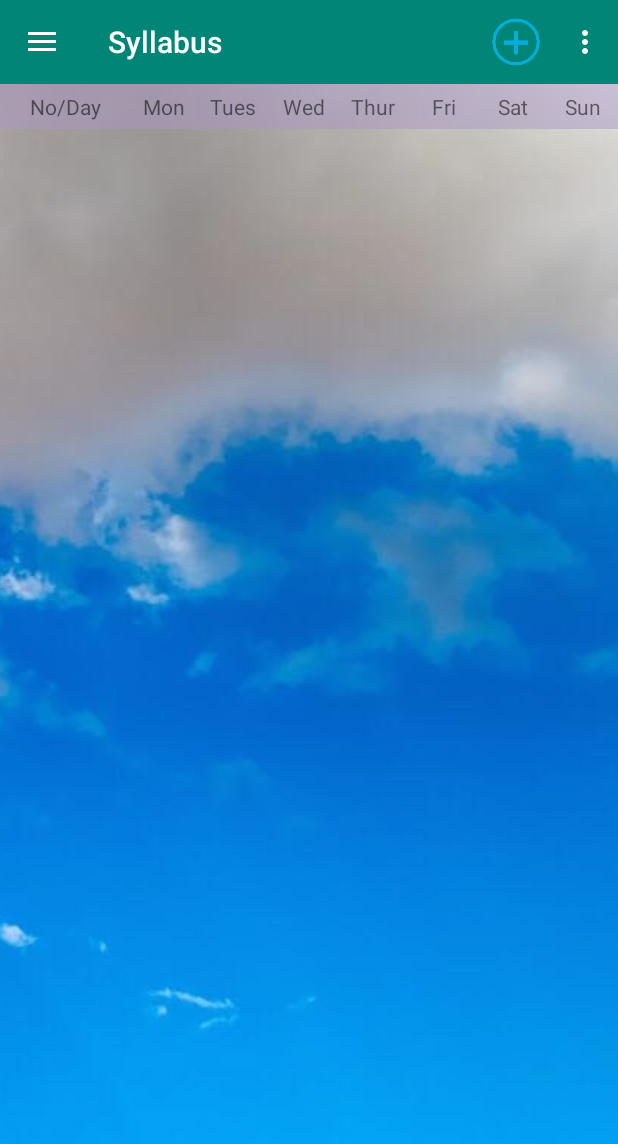
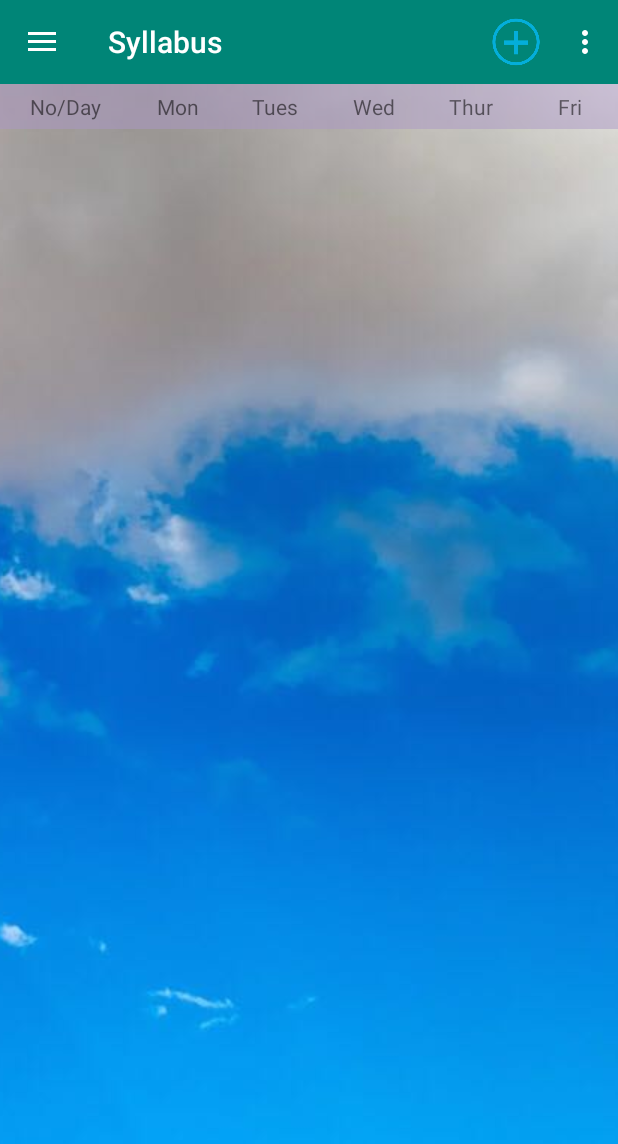
Before and after one commit to software-engineering-pro/Android_1, an Android app: the screen it shows after launch (MainActivity), on a phone screen of 412 x 824 dp. Shown: the top 1144 px of the screen. Run offline under Robolectric (Android 15) with nearby library versions, the phone set to English and light mode, and no system bars.

Commit message:
修复了添加事件不显示的Bug

```diff
--- a/app/src/main/java/com/example/coursetable/DatabaseHelper.java
+++ b/app/src/main/java/com/example/coursetable/DatabaseHelper.java
@@ -3,22 +3,26 @@ package com.example.coursetable;
 import android.content.Context;
 import android.database.sqlite.SQLiteDatabase;
 import android.database.sqlite.SQLiteOpenHelper;
+import android.os.Build;
 import android.os.strictmode.SqliteObjectLeakedViolation;
 
 public class DatabaseHelper extends SQLiteOpenHelper {
     //将数据库的初始操作（建表等）都写在这里
     //对数据库的修改写在各自的活动里
+    private static final int version = 1;
+
     public DatabaseHelper(Context context, String name, SQLiteDatabase.CursorFactory factory, int version){
         super(context, name, factory, version);
     }
 
-    public static final String CREATE_COURSES = "create table courses(" +
-            "course_code char(10) primary key," +
-            "course_name text," +
-            "teacher text," +
-            "class_room text," +
-            "day integer," +
-            "class_start integer," +
+    public static final String CREATE_COURSES = "create table courses("+
+            "course_code text,"+
+            "class_version integer primary key autoincrement ,"+
+            "course_name text,"+
+            "teacher text,"+
+            "class_room text,"+
+            "day integer,"+
+            "class_start integer,"+
             "class_end integer)";
 
     public static final String CREATE_WEEK = "create table week(" +
@@ -34,13 +38,15 @@ public class DatabaseHelper extends SQLiteOpenHelper {
             "warn_time timestamp," +
             "relevant_course char(10)," +
             "deadline timestamp," +
-            "type_code int," +
-            "foreign key(relevant_course) references courses(course_code) on Delete restrict on update cascade," +
-            "foreign key(type_code) references types(type_code) on Delete cascade on update cascade" +
-            ")";
+            "type_code int)";
     public static final String CREATE_TYPES = "create table types(" +
             "type_code integer primary key autoincrement," +
             "type_name text)";
+    public static final String CREATE_COURSE_EVENTS = "create table course_events("+
+            "course_code text,"+
+            "event_code integer,"+
+            "primary key (course_code, event_code),"+
+            "foreign key (event_code) references  events(event_code) on delete cascade  on update cascade)";
 
     @Override
     public void onCreate(SQLiteDatabase db) {
@@ -48,6 +54,7 @@ public class DatabaseHelper extends SQLiteOpenHelper {
         db.execSQL(CREATE_WEEK);
         db.execSQL(CREATE_TYPES);
         db.execSQL(CREATE_EVENTS);
+        db.execSQL(CREATE_COURSE_EVENTS);
     }
 
     @Override
--- a/app/src/main/res/layout/activity_syllabus.xml
+++ b/app/src/main/res/layout/activity_syllabus.xml
@@ -70,18 +70,18 @@
                     android:layout_weight="1"
                     android:gravity="center"
                     android:text="Fri"/>
-                <TextView
-                    android:layout_width="0dp"
-                    android:layout_height="match_parent"
-                    android:layout_weight="1"
-                    android:gravity="center"
-                    android:text="Sat"/>
-                <TextView
-                    android:layout_width="0dp"
-                    android:layout_height="match_parent"
-                    android:layout_weight="1"
-                    android:gravity="center"
-                    android:text="Sun"/>
+                <!--<TextView-->
+                    <!--android:layout_width="0dp"-->
+                    <!--android:layout_height="match_parent"-->
+                    <!--android:layout_weight="1"-->
+                    <!--android:gravity="center"-->
+                    <!--android:text="Sat"/>-->
+                <!--<TextView-->
+                    <!--android:layout_width="0dp"-->
+                    <!--android:layout_height="match_parent"-->
+                    <!--android:layout_weight="1"-->
+                    <!--android:gravity="center"-->
+                    <!--android:text="Sun"/>-->
             </LinearLayout>
             <!--课程表-->
             <LinearLayout
@@ -130,22 +130,22 @@
                     android:layout_weight="1"
                     android:orientation="vertical"
                     android:layout_margin="1dp"/>
-                <RelativeLayout
-                    android:id="@+id/saturday"
-                    android:layout_width="0dp"
-                    android:layout_height="match_parent"
-                    android:layout_weight="1"
-                    android:orientation="vertical"
-                    android:layout_margin="1dp"/>
-                <RelativeLayout
-                    android:id="@+id/weekday"
-                    android:layout_width="0dp"
-                    android:layout_height="match_parent"
-                    android:layout_weight="1"
-                    android:orientation="vertical"
-                    android:layout_marginTop="1dp"
-                    android:layout_marginLeft="1dp"
-                    android:layout_marginBottom="1dp"/>
+                <!--<RelativeLayout-->
+                    <!--android:id="@+id/saturday"-->
+                    <!--android:layout_width="0dp"-->
+                    <!--android:layout_height="match_parent"-->
+                    <!--android:layout_weight="1"-->
+                    <!--android:orientation="vertical"-->
+                    <!--android:layout_margin="1dp"/>-->
+                <!--<RelativeLayout-->
+                    <!--android:id="@+id/weekday"-->
+                    <!--android:layout_width="0dp"-->
+                    <!--android:layout_height="match_parent"-->
+                    <!--android:layout_weight="1"-->
+                    <!--android:orientation="vertical"-->
+                    <!--android:layout_marginTop="1dp"-->
+                    <!--android:layout_marginLeft="1dp"-->
+                    <!--android:layout_marginBottom="1dp"/>-->
             </LinearLayout>
 
         </LinearLayout>
--- a/app/src/main/res/layout/course_card.xml
+++ b/app/src/main/res/layout/course_card.xml
@@ -2,10 +2,10 @@
 <android.support.v7.widget.CardView
     xmlns:android="http://schemas.android.com/apk/res/android"
     xmlns:app="http://schemas.android.com/apk/res-auto"
-    android:layout_width="45dp"
+    android:layout_width="60dp"
     android:layout_height="70dp"
     android:foreground="?android:attr/selectableItemBackground"
-    app:cardBackgroundColor="#7feacdd1"
+    app:cardBackgroundColor="#7feac1"
     app:cardCornerRadius="7dp">
     <TextView
         android:id="@+id/text_view"
```
Also changed, not shown: app/src/main/java/com/example/coursetable/AddCourseActivity.java (+5 -2 lines), app/src/main/java/com/example/coursetable/ChangeCourseInfo.java (+12 -14 lines), app/src/main/java/com/example/coursetable/CourseEdition.java (+11 -1 lines), app/src/main/java/com/example/coursetable/MainActivity.java (+4 -11 lines), app/src/main/java/com/example/coursetable/course_event/AddCourseEvent.java (+25 -7 lines), app/src/main/java/com/example/coursetable/course_event/AddEvent.java (+7 -0 lines), app/src/main/java/com/example/coursetable/course_event/EventTitleFragment.java (+16 -4 lines).
